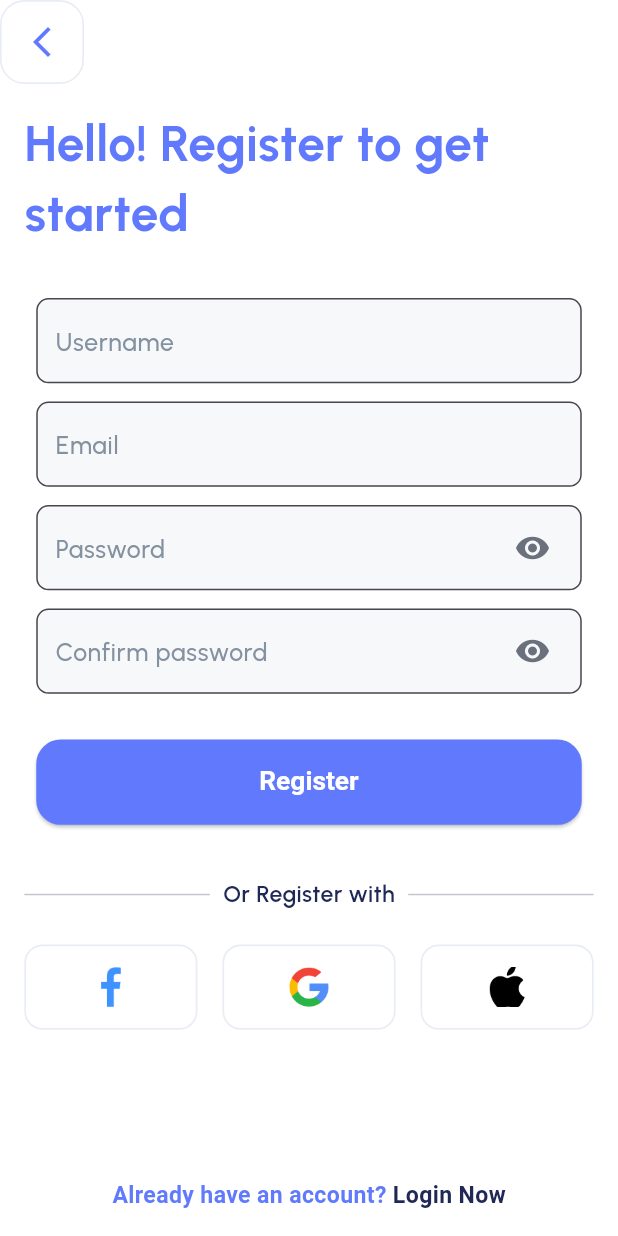
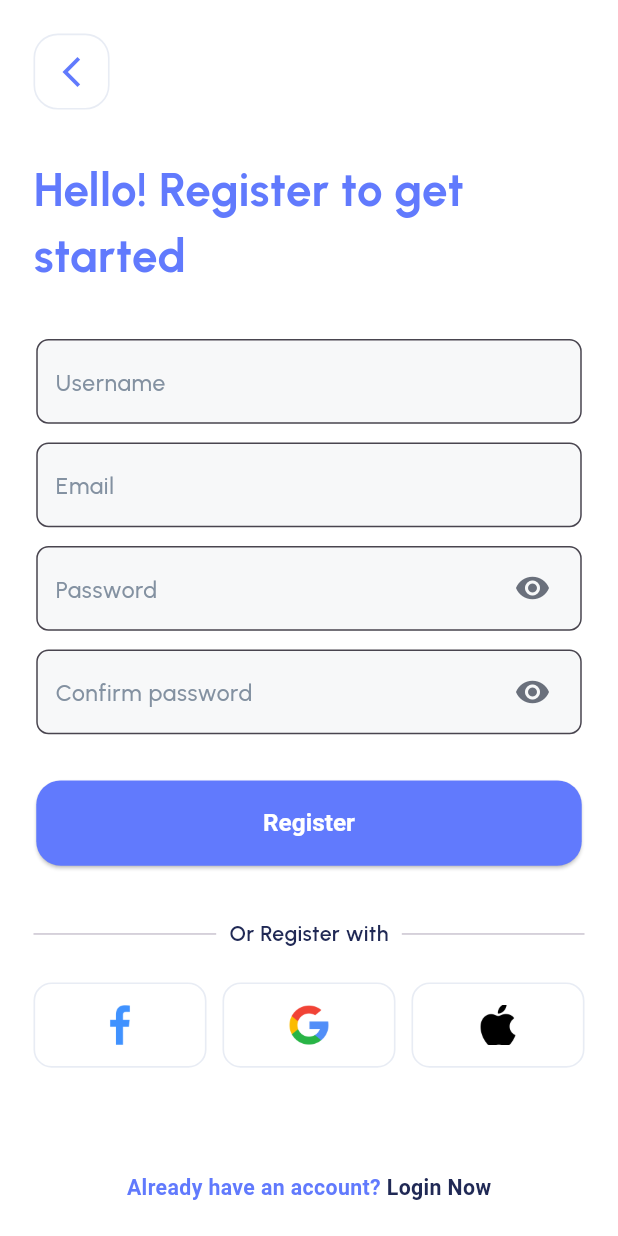
Before and after one commit to OmarHossam666/finance_app, a Flutter app: the screen it shows after launch, after a tap on "Register", on a phone screen of 412 x 824 dp. Run offline on Flutter 3.47's test engine with Material 3 defaults, Android fonts, the phone set to English and light mode, and no system bars; our stand-ins replace carousel_slider, dots_indicator, fl_chart, flutter_screenutil, flutter_svg, go_router and 1 more.

```diff
--- a/lib/core/widgets/custom_back_button.dart
+++ b/lib/core/widgets/custom_back_button.dart
@@ -10,7 +10,7 @@ class CustomBackButton extends StatelessWidget {
   Widget build(BuildContext context) {
     return IconButton(
       style: IconButton.styleFrom(
-        minimumSize: Size(41.w, 41.h),
+        minimumSize: Size.square(50.r),
         shape: RoundedRectangleBorder(
           borderRadius: BorderRadius.circular(16.r),
           side: BorderSide(
--- a/lib/features/home/ui/home_page.dart
+++ b/lib/features/home/ui/home_page.dart
@@ -22,8 +22,9 @@ class _HomePageState extends State<HomePage> {
 
   @override
   Widget build(BuildContext context) {
-    return Padding(
-      padding: EdgeInsets.all(22.r),
+    return SafeArea(
+      child: Padding(
+        padding: EdgeInsets.all(16.r),
         child: Column(
           children: [
             const CustomHomeAppBar(),
@@ -99,6 +100,7 @@ class _HomePageState extends State<HomePage> {
             ),
           ],
         ),
+      ),
     );
   }
 }
--- a/lib/features/login/ui/create_new_password_screen.dart
+++ b/lib/features/login/ui/create_new_password_screen.dart
@@ -14,12 +14,13 @@ class CreateNewPasswordScreen extends StatelessWidget {
   @override
   Widget build(BuildContext context) {
     return Scaffold(
-      appBar: AppBar(leading: const CustomBackButton()),
       body: Padding(
         padding: EdgeInsets.all(22.r),
         child: Column(
           crossAxisAlignment: CrossAxisAlignment.start,
           children: [
+            const CustomBackButton(),
+            SizedBox(height: 32.h),
             Text(AppStrings.createNewPassword, style: AppStyles.titleLarge),
             SizedBox(height: 10.h),
             Text(AppStrings.newPasswordSubtitle, style: AppStyles.bodyLarge),
--- a/lib/features/login/ui/forgot_password_screen.dart
+++ b/lib/features/login/ui/forgot_password_screen.dart
@@ -36,7 +36,6 @@ class _ForgotPasswordScreenState extends State<ForgotPasswordScreen> {
   @override
   Widget build(BuildContext context) {
     return Scaffold(
-      appBar: AppBar(leading: const CustomBackButton()),
       body: Padding(
         padding: EdgeInsets.all(22.r),
         child: Form(
@@ -44,6 +43,8 @@ class _ForgotPasswordScreenState extends State<ForgotPasswordScreen> {
           child: Column(
             crossAxisAlignment: CrossAxisAlignment.start,
             children: [
+              const CustomBackButton(),
+              SizedBox(height: 32.h),
               Text(AppStrings.forgotPasswordTitle, style: AppStyles.titleLarge),
               SizedBox(height: 10.h),
               Text(
--- a/lib/features/login/ui/login_screen.dart
+++ b/lib/features/login/ui/login_screen.dart
@@ -43,7 +43,6 @@ class _LoginScreenState extends State<LoginScreen> {
   @override
   Widget build(BuildContext context) {
     return Scaffold(
-      appBar: AppBar(leading: const CustomBackButton()),
       body: SafeArea(
         child: Padding(
           padding: EdgeInsets.all(22.r),
@@ -52,6 +51,8 @@ class _LoginScreenState extends State<LoginScreen> {
             child: Column(
               crossAxisAlignment: CrossAxisAlignment.start,
               children: [
+                const CustomBackButton(),
+                SizedBox(height: 32.h),
                 Text(AppStrings.welcomeBack, style: AppStyles.titleLarge),
                 Text(AppStrings.again, style: AppStyles.titleLarge),
                 SizedBox(height: 32.h),
--- a/lib/features/otp/ui/otp_verification_screen.dart
+++ b/lib/features/otp/ui/otp_verification_screen.dart
@@ -29,12 +29,13 @@ class _OtpVerificationScreenState extends State<OtpVerificationScreen> {
   @override
   Widget build(BuildContext context) {
     return Scaffold(
-      appBar: AppBar(leading: const CustomBackButton()),
       body: Padding(
         padding: EdgeInsets.all(22.r),
         child: Column(
           crossAxisAlignment: CrossAxisAlignment.start,
           children: [
+            const CustomBackButton(),
+            SizedBox(height: 32.h),
             Text(AppStrings.otpVerification, style: AppStyles.titleLarge),
             SizedBox(height: 10.h),
             Text(AppStrings.otpSubtitle, style: AppStyles.bodyLarge),
--- a/lib/features/register/register_screen.dart
+++ b/lib/features/register/register_screen.dart
@@ -48,13 +48,16 @@ class _RegisterScreenState extends State<RegisterScreen> {
   @override
   Widget build(BuildContext context) {
     return Scaffold(
-      appBar: AppBar(leading: const CustomBackButton()),
-      body: Padding(
-        padding: EdgeInsets.all(16.r),
+      body: SafeArea(
+        child: Padding(
+          padding: EdgeInsets.all(22.r),
           child: Form(
             key: formKey,
             child: Column(
+              crossAxisAlignment: CrossAxisAlignment.center,
               children: [
+                const Align(alignment: Alignment.centerLeft,child: CustomBackButton()),
+                SizedBox(height: 32.h),
                 Text(AppStrings.helloRegister, style: AppStyles.titleLarge),
                 SizedBox(height: 32.h),
                 CustomTextField(
@@ -114,6 +117,7 @@ class _RegisterScreenState extends State<RegisterScreen> {
             ),
           ),
         ),
+      ),
     );
   }
 }
--- a/lib/main.dart
+++ b/lib/main.dart
@@ -1,3 +1,4 @@
+import 'package:finance_app/core/constants/app_strings.dart';
 import 'package:finance_app/core/themes/dark_theme.dart';
 import 'package:finance_app/core/themes/light_theme.dart';
 import 'package:flutter/material.dart';
@@ -6,11 +7,6 @@ import 'package:finance_app/core/routes/router_config_generation.dart';
 
 Future<void> main() async {
   WidgetsFlutterBinding.ensureInitialized();
-
-  // Global error handling
-  FlutterError.onError = (FlutterErrorDetails details) {
-    FlutterError.presentError(details);
-  };
 
   runApp(const FinanceApp());
 }
@@ -22,10 +18,12 @@ class FinanceApp extends StatelessWidget {
   Widget build(BuildContext context) {
     return ScreenUtilInit(
       designSize: const Size(375, 812),
+      minTextAdapt: true,
+      splitScreenMode: true,
       builder: (context, child) {
         return MaterialApp.router(
           routerConfig: RouterConfigGeneration.goRouter,
-          title: 'Finance App',
+          title: AppStrings.appName,
           debugShowCheckedModeBanner: false,
           theme: LightTheme.lightTheme,
           darkTheme: DarkTheme.darkTheme,
```
Also changed, not shown: 2 other files. Lines whose indentation alone changed are shown as unchanged.
